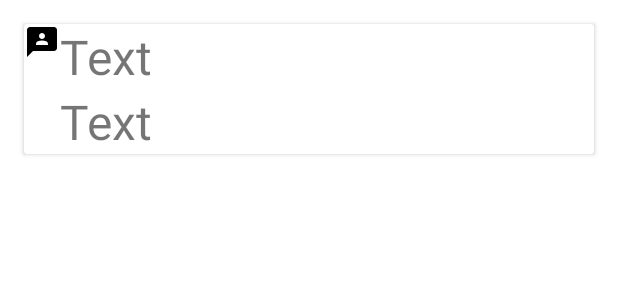
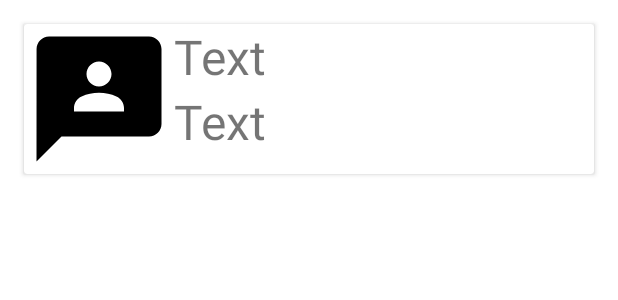
Before and after one commit to ericjackman/Android_InClass_Demo, an Android app: the layout headphone_card_view.xml on its own in the app's theme, with its tools: preview values and no code run, on a phone screen of 412 x 824 dp. Shown: the top 300 px of the screen. Run offline under Robolectric (Android 15) with nearby library versions, the phone set to English and light mode, and no system bars.

Commit message:
More items and pictures

```diff
--- a/app/src/main/res/layout/headphone_card_view.xml
+++ b/app/src/main/res/layout/headphone_card_view.xml
@@ -15,8 +15,8 @@
 
         <ImageView
             android:id="@+id/headphone_image"
-            android:layout_width="wrap_content"
-            android:layout_height="wrap_content"
+            android:layout_width="100dp"
+            android:layout_height="100dp"
             app:layout_constraintStart_toStartOf="parent"
             app:layout_constraintTop_toTopOf="parent"
             tools:src="@drawable/baseline_3p_24"/>
```
Also changed, not shown: app/src/main/java/com/example/csc415/MainActivity.kt (+7 -4 lines).
